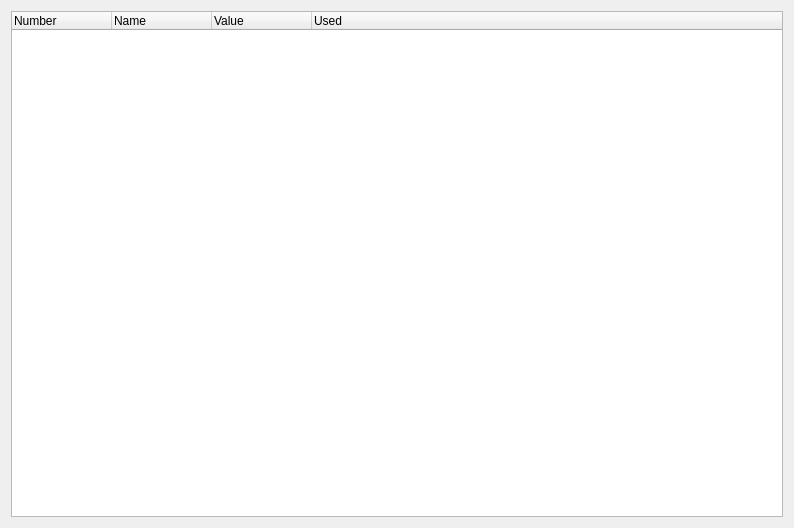
First picture: the form in src/SeerRegisterValuesBrowserWidget.ui, repository epasveer/seer, before the edit.
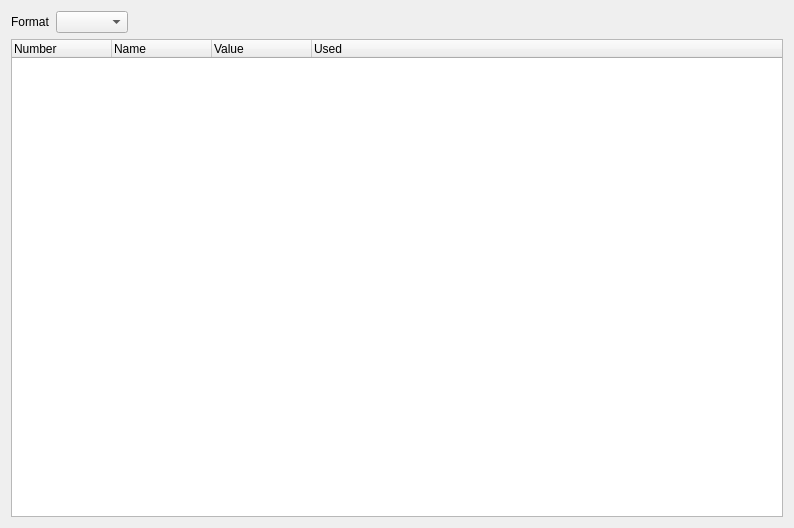
Second picture: the form after the edit. Custom widgets are drawn as their Qt base class.

Commit message: Add format selector for register values.

```diff
--- a/src/SeerRegisterValuesBrowserWidget.ui
+++ b/src/SeerRegisterValuesBrowserWidget.ui
@@ -14,7 +14,37 @@
    <string>Form</string>
   </property>
   <layout class="QGridLayout" name="gridLayout">
-   <item row="0" column="0" colspan="2">
+   <item row="0" column="0">
+    <widget class="QLabel" name="registerFormatLabel">
+     <property name="text">
+      <string>Format</string>
+     </property>
+    </widget>
+   </item>
+   <item row="0" column="1">
+    <widget class="QComboBox" name="registerFormatComboBox">
+     <property name="sizePolicy">
+      <sizepolicy hsizetype="Preferred" vsizetype="Fixed">
+       <horstretch>0</horstretch>
+       <verstretch>0</verstretch>
+      </sizepolicy>
+     </property>
+    </widget>
+   </item>
+   <item row="0" column="2">
+    <spacer name="horizontalSpacer">
+     <property name="orientation">
+      <enum>Qt::Horizontal</enum>
+     </property>
+     <property name="sizeHint" stdset="0">
+      <size>
+       <width>638</width>
+       <height>20</height>
+      </size>
+     </property>
+    </spacer>
+   </item>
+   <item row="1" column="0" colspan="3">
     <widget class="QIndexTreeWidget" name="registersTreeWidget">
      <property name="columnCount">
       <number>4</number>
```
The commit also changes 4 other files.
